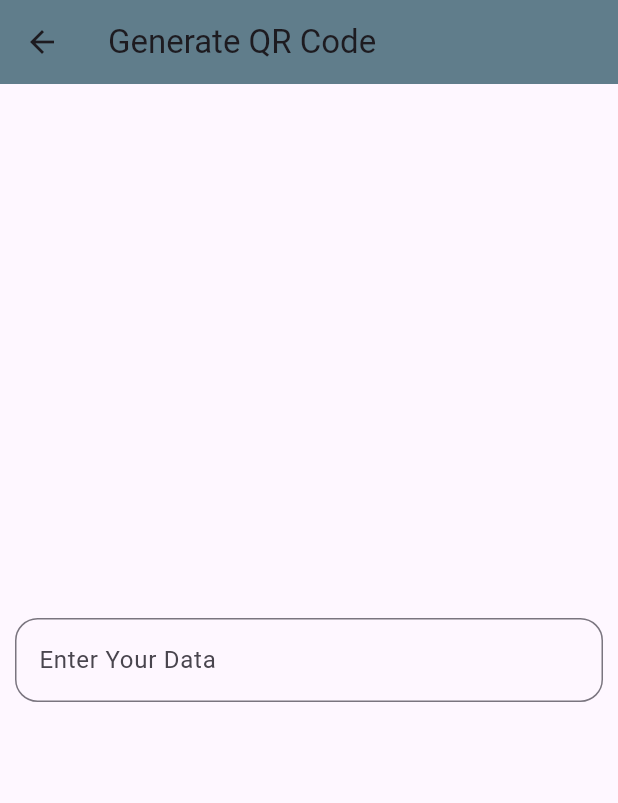
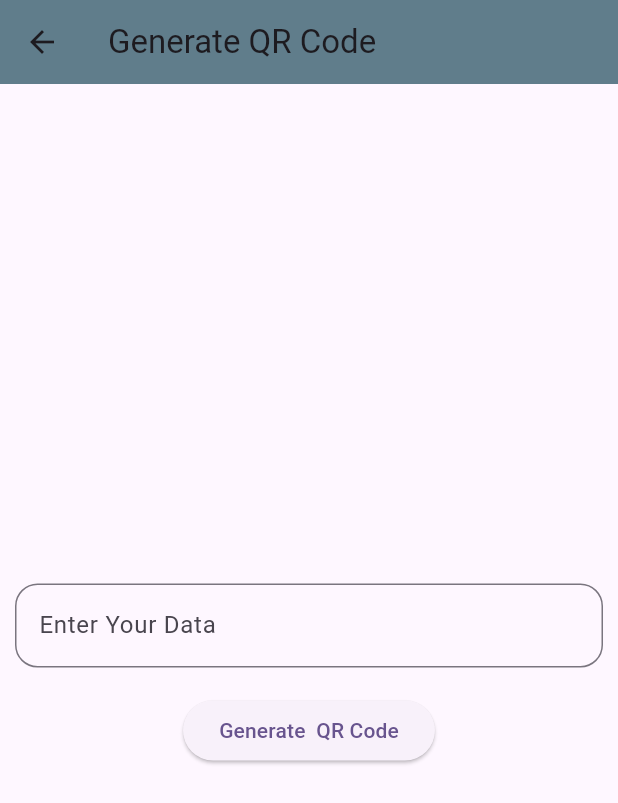
Before and after one commit to Tedpi1/qr_code_app, a Flutter app: the GenerateQRCode screen opened directly, on a phone screen of 412 x 824 dp. Shown: the top 803 px of the screen. Run offline on Flutter 3.47's test engine with Material 3 defaults, Android fonts, the phone set to English and light mode, and no system bars; our stand-ins replace qr_flutter; missing offline and left inert: flutter_barcode_scanner.

Commit message:
qr code app completed

```diff
--- a/lib/generate_qr_code.dart
+++ b/lib/generate_qr_code.dart
@@ -1,6 +1,5 @@
 import 'package:flutter/material.dart';
 import 'package:qr_flutter/qr_flutter.dart';
-import 'package:qr/qr.dart' as qr;
 
 class GenerateQRCode extends StatefulWidget {
   const GenerateQRCode({super.key});
@@ -38,9 +37,14 @@ class _GenerateQRCodeState extends State<GenerateQRCode> {
           child: Column(
             mainAxisAlignment: MainAxisAlignment.center,
             children: [
-              if (urlController.text.isNotEmpty) SizedBox(height: 20),
+              if (urlController.text.isNotEmpty)
+                Padding(
+                  padding: const EdgeInsets.all(20.0),
+                  child: QrImageView(data: urlController.text, size: 200),
+                ),
+              SizedBox(height: 20),
               Container(
-                padding: EdgeInsets.only(left: 10, right: 10),
+                padding: EdgeInsets.symmetric(horizontal: 10),
                 child: TextField(
                   controller: urlController,
                   decoration: InputDecoration(
@@ -52,13 +56,13 @@ class _GenerateQRCodeState extends State<GenerateQRCode> {
                   ),
                 ),
               ),
-              if (urlController
-                  .text
-                  .isNotEmpty) // Display QR Code only if text is not empty
-                QrImage(
-                  data: urlController.text,
-                  size: 200, // Adjust size as needed
-                ),
+              SizedBox(height: 18),
+              ElevatedButton(
+                onPressed: () {
+                  setState(() {});
+                },
+                child: Text('Generate  QR Code'),
+              ),
             ],
           ),
         ),
```
Also changed, not shown: lib/scann_qr_code.dart (+34 -1 lines).
